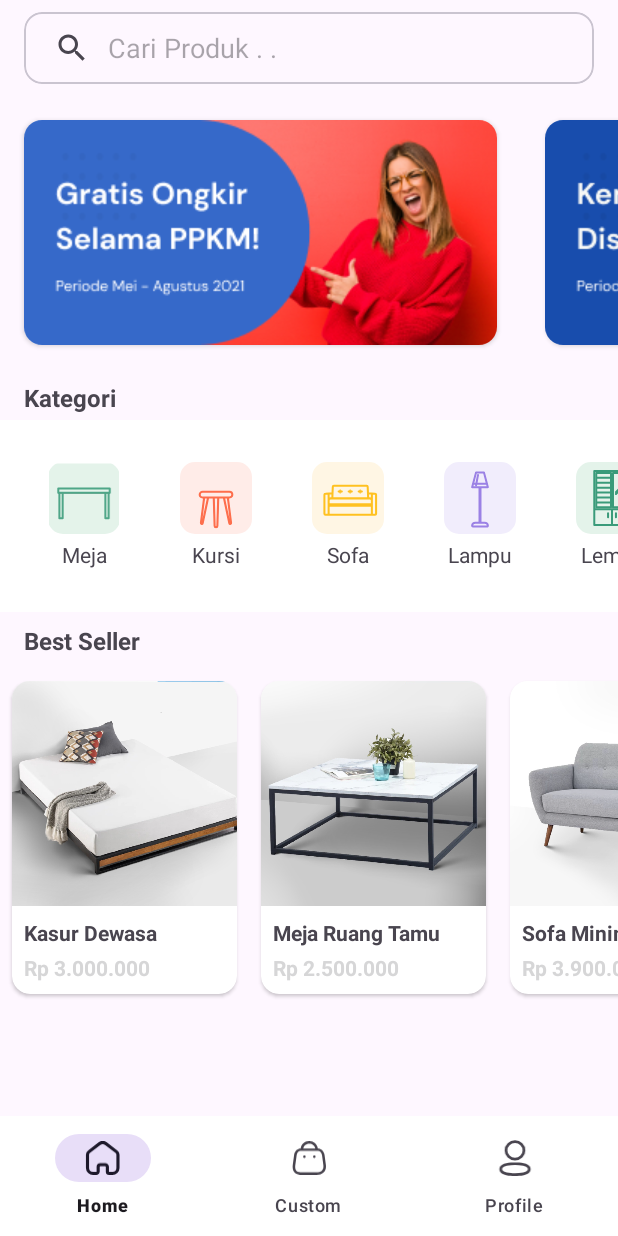
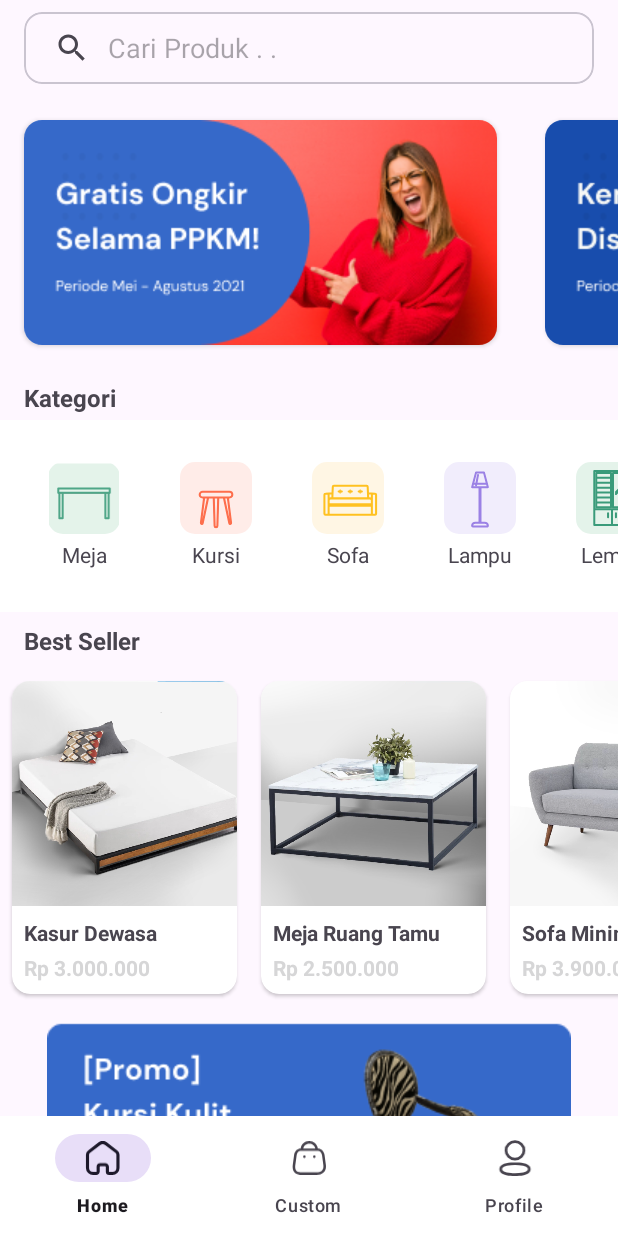
Before and after one commit to ArfanRahmanYudiantoro/Furniplan, an Android app built with Jetpack Compose: the screen it shows after launch once a user with an empty profile is signed in (DashboardActivity), on a phone screen of 412 x 824 dp. Run offline under Robolectric (Android 15) with nearby library versions, the phone set to English and light mode, and no system bars; our stand-ins replace Firebase (no records; nobody signed in at launch, a user with empty details on screens opened directly), navigation-ui.

```diff
--- a/app/src/main/java/com/celtic/furniplan/ui/custom/CustomFragment.kt
+++ b/app/src/main/java/com/celtic/furniplan/ui/custom/CustomFragment.kt
@@ -23,7 +23,7 @@ class CustomFragment: Fragment(){
 
     override fun onViewCreated(view: View, savedInstanceState: Bundle?) {
         binding.btnCustom.setOnClickListener {
-            val phoneNumber = "+6285156139429"
+            val phoneNumber = "+6285172243744"
             chatWhatsApp(phoneNumber)
         }
     }
--- a/app/src/main/res/layout/fragment_home.xml
+++ b/app/src/main/res/layout/fragment_home.xml
@@ -315,6 +315,7 @@
             app:layout_constraintTop_toBottomOf="@id/layoutKategori" />
 
         <HorizontalScrollView
+            android:id="@+id/layoutBestSeller"
             android:layout_width="0dp"
             android:layout_height="wrap_content"
             android:layout_marginTop="8dp"
@@ -518,18 +519,17 @@
 
         </HorizontalScrollView>
 
-        <!--        <androidx.recyclerview.widget.RecyclerView-->
-        <!--            android:id="@+id/bestSellerRecyclerView"-->
-        <!--            android:layout_width="0dp"-->
-        <!--            android:layout_height="wrap_content"-->
-        <!--            android:layout_marginTop="4dp"-->
-        <!--            android:orientation="horizontal"-->
-        <!--            android:paddingStart="8dp"-->
-        <!--            app:layoutManager="androidx.recyclerview.widget.LinearLayoutManager"-->
-        <!--            app:layout_constraintEnd_toEndOf="parent"-->
-        <!--            app:layout_constraintStart_toStartOf="parent"-->
-        <!--            app:layout_constraintTop_toBottomOf="@id/plcBestSeller"-->
-        <!--            tools:listitem="@layout/card_produk_item" />-->
+        <ImageView
+            android:id="@+id/imageKursiMaung"
+            android:layout_width="wrap_content"
+            android:layout_height="wrap_content"
+            android:src="@drawable/banner_kursimaung"
+            android:layout_marginTop="8dp"
+            app:layout_constraintEnd_toEndOf="parent"
+            app:layout_constraintHorizontal_bias="0.5"
+            app:layout_constraintStart_toStartOf="parent"
+            app:layout_constraintTop_toBottomOf="@+id/layoutBestSeller" />
+
 
     </androidx.constraintlayout.widget.ConstraintLayout>
 
```
Also changed, not shown: app/src/main/java/com/celtic/furniplan/ui/detil_produk/KasurFragment.kt (+17 -0 lines), app/src/main/java/com/celtic/furniplan/ui/detil_produk/MejaFragment.kt (+17 -0 lines), app/src/main/java/com/celtic/furniplan/ui/detil_produk/SofaFragment.kt (+17 -0 lines), app/src/main/res/drawable/banner_kursimaung.png (added), app/src/main/res/drawable/banner_sofa.png (added).
